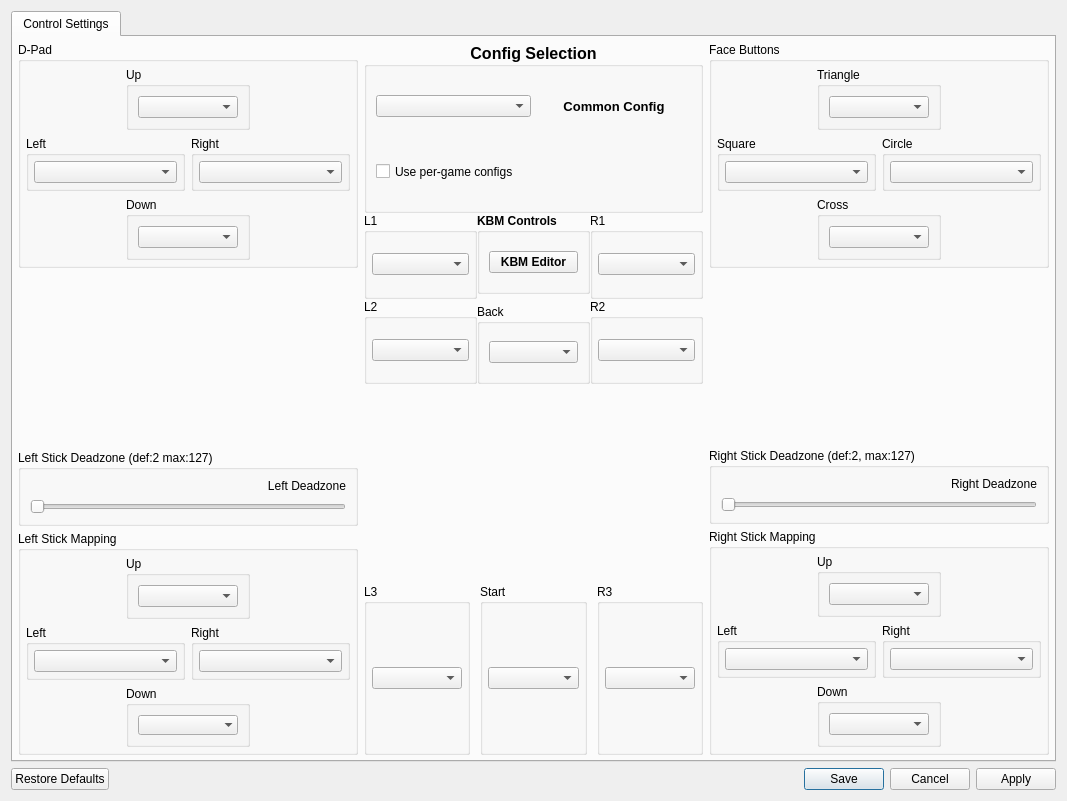
Qt form src/qt_gui/control_settings.ui (shadps4-emu/shadPS4) before a commit.
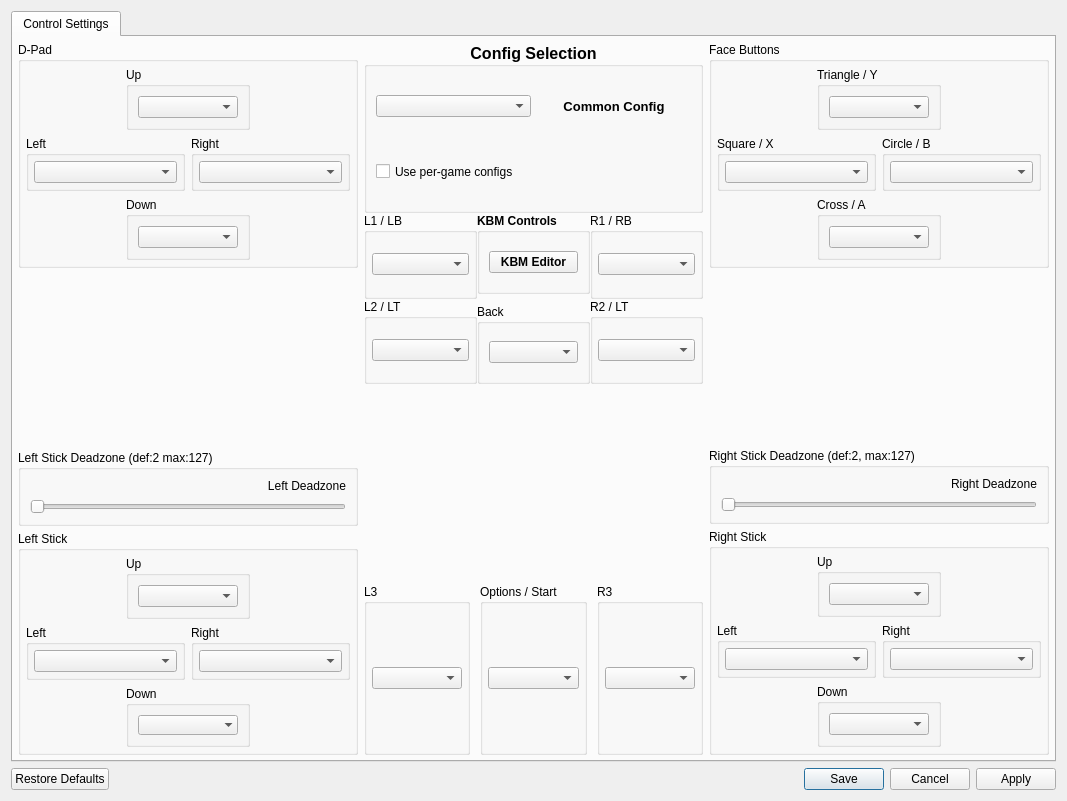
The same form after that commit. Icons and pictures are not drawn.

Commit message: Add XBox labels

The edit to the form file:
```diff
--- a/src/qt_gui/control_settings.ui
+++ b/src/qt_gui/control_settings.ui
@@ -339,7 +339,7 @@
                </size>
               </property>
               <property name="title">
-               <string>Left Stick Mapping</string>
+               <string>Left Stick</string>
               </property>
               <layout class="QVBoxLayout" name="gb_left_stick_layout">
                <property name="leftMargin">
@@ -623,7 +623,7 @@
                 <item>
                  <widget class="QGroupBox" name="gb_l1">
                   <property name="title">
-                   <string>L1</string>
+                   <string>L1 / LB</string>
                   </property>
                   <layout class="QVBoxLayout" name="gb_l1_layout">
                    <property name="leftMargin">
@@ -647,7 +647,7 @@
                 <item>
                  <widget class="QGroupBox" name="gb_l2">
                   <property name="title">
-                   <string>L2</string>
+                   <string>L2 / LT</string>
                   </property>
                   <layout class="QVBoxLayout" name="gb_l2_layout">
                    <property name="leftMargin">
@@ -724,7 +724,7 @@
                 <item>
                  <widget class="QGroupBox" name="gb_r1">
                   <property name="title">
-                   <string>R1</string>
+                   <string>R1 / RB</string>
                   </property>
                   <layout class="QVBoxLayout" name="gb_r1_layout">
                    <property name="leftMargin">
@@ -748,7 +748,7 @@
                 <item>
                  <widget class="QGroupBox" name="gb_r2">
                   <property name="title">
-                   <string>R2</string>
+                   <string>R2 / LT</string>
                   </property>
                   <layout class="QVBoxLayout" name="gb_r2_layout">
                    <property name="leftMargin">
@@ -851,7 +851,7 @@
               <item>
                <widget class="QGroupBox" name="gb_start">
                 <property name="title">
-                 <string>Start</string>
+                 <string>Options / Start</string>
                 </property>
                 <layout class="QVBoxLayout" name="gb_start_layout">
                  <property name="leftMargin">
@@ -959,7 +959,7 @@
                      </size>
                     </property>
                     <property name="title">
-                     <string>Triangle</string>
+                     <string>Triangle / Y</string>
                     </property>
                     <layout class="QVBoxLayout" name="verticalLayout_3">
                      <item>
@@ -986,7 +986,7 @@
                  <item>
                   <widget class="QGroupBox" name="gb_square">
                    <property name="title">
-                    <string>Square</string>
+                    <string>Square / X</string>
                    </property>
                    <layout class="QVBoxLayout" name="gb_square_layout">
                     <property name="leftMargin">
@@ -1010,7 +1010,7 @@
                  <item>
                   <widget class="QGroupBox" name="gb_circle">
                    <property name="title">
-                    <string>Circle</string>
+                    <string>Circle / B</string>
                    </property>
                    <layout class="QVBoxLayout" name="gb_circle_layout">
                     <property name="leftMargin">
@@ -1063,7 +1063,7 @@
                      </size>
                     </property>
                     <property name="title">
-                     <string>Cross</string>
+                     <string>Cross / A</string>
                     </property>
                     <layout class="QVBoxLayout" name="verticalLayout_5">
                      <item>
@@ -1157,7 +1157,7 @@
                </size>
               </property>
               <property name="title">
-               <string>Right Stick Mapping</string>
+               <string>Right Stick</string>
               </property>
               <layout class="QVBoxLayout" name="verticalLayout_2">
                <property name="leftMargin">
```
